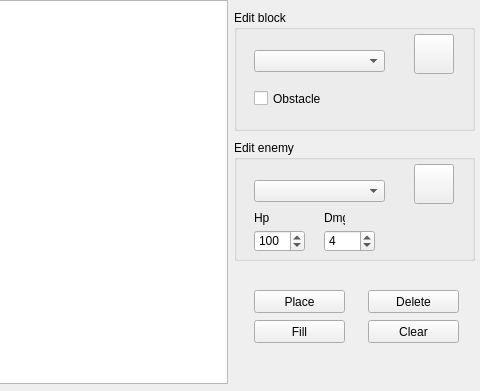
This is mainwindow.ui in Banadora/tails-editor as Qt 5 draws it before an edit; both pictures show x 156 to 636 and y 0 to 391 of the 636 by 572 pixel window. The edited form follows.
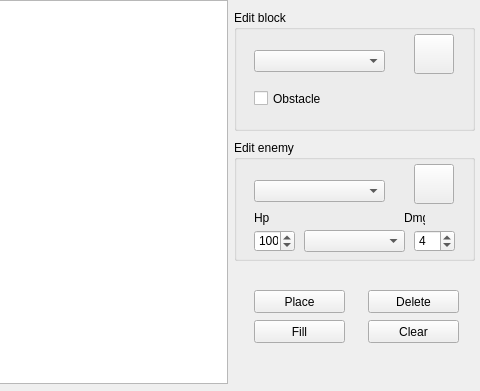
This is the edited form. Icons and pictures are not drawn.

Commit message: Added weapon selection and show dmg value

The edit to the form file:
```diff
--- a/mainwindow.ui
+++ b/mainwindow.ui
@@ -237,7 +237,7 @@
       <rect>
        <x>20</x>
        <y>90</y>
-       <width>51</width>
+       <width>41</width>
        <height>22</height>
       </rect>
      </property>
@@ -267,14 +267,14 @@
     <widget class="QSpinBox" name="enemyDmg">
      <property name="geometry">
       <rect>
-       <x>90</x>
+       <x>180</x>
        <y>90</y>
-       <width>51</width>
+       <width>41</width>
        <height>22</height>
       </rect>
      </property>
      <property name="minimum">
-      <number>1</number>
+      <number>0</number>
      </property>
      <property name="maximum">
       <number>1000</number>
@@ -286,7 +286,7 @@
     <widget class="QLabel" name="enemyDmgLabel">
      <property name="geometry">
       <rect>
-       <x>90</x>
+       <x>170</x>
        <y>70</y>
        <width>21</width>
        <height>16</height>
@@ -296,6 +296,16 @@
       <string>Dmg</string>
      </property>
     </widget>
+    <widget class="QComboBox" name="WeaponsList_enemies">
+     <property name="geometry">
+      <rect>
+       <x>70</x>
+       <y>90</y>
+       <width>101</width>
+       <height>22</height>
+      </rect>
+     </property>
+    </widget>
    </widget>
    <widget class="QLineEdit" name="nameNorth">
     <property name="geometry">
```
The commit also changes 16 other files.
